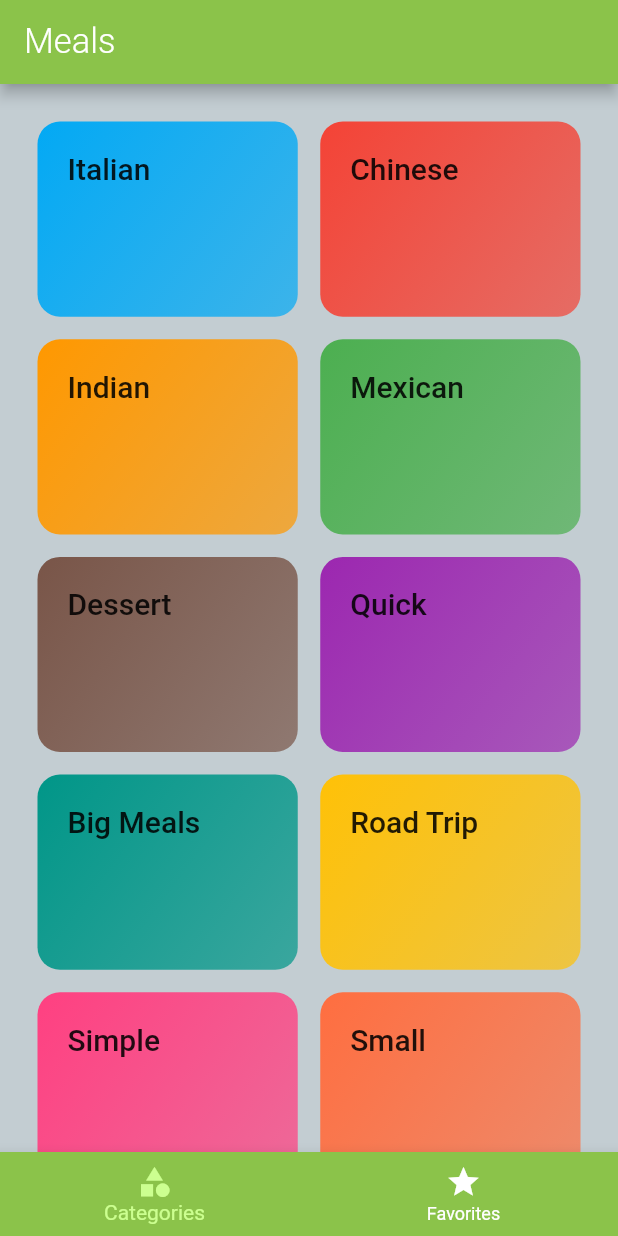
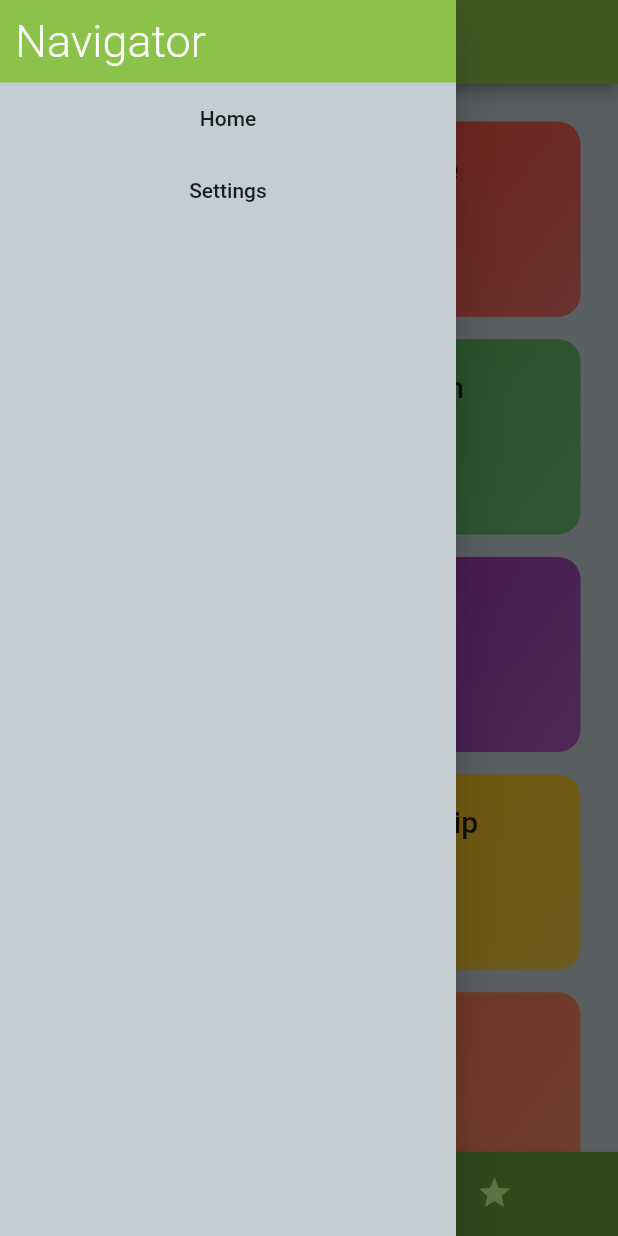
Before and after one commit to shimonster/Meals-App, a Flutter app: the screen it shows after launch, with the side drawer open (before the commit the screen has no drawer), on a phone screen of 412 x 824 dp. Run offline on Flutter 3.47's test engine with Material 2 defaults, Android fonts, the phone set to English and light mode, and no system bars; Roboto replaces fonts that are missing (Raleway, RobotoCondensed).

Commit message:
started drawer

```diff
--- a/lib/screens/tabs_screen.dart
+++ b/lib/screens/tabs_screen.dart
@@ -1,5 +1,6 @@
 import 'package:flutter/material.dart';
 
+import '../widgets/drawer_display.dart';
 import './favorites_screen.dart';
 import './categories_screen.dart';
 
@@ -9,34 +10,50 @@ class TabsScreen extends StatefulWidget {
 }
 
 class _TabsScreenState extends State<TabsScreen> {
-  final List<Widget> _pages = [
-    CategoriesScreen(),
-    FavoritesScreen(),
+  final List<Map<String, Object>> _pages = [
+    {
+      'screen': CategoriesScreen(),
+      'title': 'Categories',
+    },
+    {
+      'screen': FavoritesScreen(),
+      'title': 'Favorites',
+    }
   ];
   int _selectedTabIndex = 0;
 
-  void _selectTab (int index) {
+  void _selectTab(int index) {
     setState(() {
       _selectedTabIndex = index;
     });
   }
 
-
   @override
   Widget build(BuildContext context) {
     return Scaffold(
       appBar: AppBar(
-        title: Text('Meals'),
+        title: Text(_pages[_selectedTabIndex]['title']),
       ),
-      body: _pages[_selectedTabIndex],
+      drawer: DrawerDisplay(),
+      body: _pages[_selectedTabIndex]['screen'],
       bottomNavigationBar: BottomNavigationBar(
         onTap: _selectTab,
         backgroundColor: Theme.of(context).primaryColor,
-        selectedItemColor: Theme.of(context).accentColor,
-        unselectedItemColor: Colors.white,
+        unselectedItemColor: Theme.of(context).accentColor,
+        selectedItemColor: Colors.white,
+        currentIndex: _selectedTabIndex,
+        type: BottomNavigationBarType.shifting,
         items: [
-          BottomNavigationBarItem(icon: Icon(Icons.category), title: Text('Categories'),),
-          BottomNavigationBarItem(icon: Icon(Icons.star), title: Text('Favorites'),)
+          BottomNavigationBarItem(
+            icon: Icon(Icons.category),
+            title: Text('Categories'),
+            backgroundColor: Theme.of(context).primaryColorDark,
+          ),
+          BottomNavigationBarItem(
+            icon: Icon(Icons.star),
+            title: Text('Favorites'),
+            backgroundColor: Theme.of(context).primaryColorDark,
+          )
         ],
       ),
     );
--- /dev/null
+++ b/lib/widgets/drawer_display.dart
@@ -0,0 +1,45 @@
+import 'package:flutter/material.dart';
+
+class DrawerDisplay extends StatelessWidget {
+  @override
+  Widget build(BuildContext context) {
+    return Drawer(
+      child: Column(
+        children: <Widget>[
+          Container(
+            height: 55 + MediaQuery.of(context).padding.top,
+            width: double.infinity,
+            color: Theme.of(context).primaryColor,
+            child: Container(
+              margin: EdgeInsets.only(top: MediaQuery.of(context).padding.top + 10, left: 10),
+              child: Text(
+                'Navigator',
+                style: TextStyle(
+                  color: Colors.white,
+                  fontSize: 30,
+                  fontWeight: FontWeight.w300
+                ),
+              ),
+            ),
+          ),
+          Container(
+            margin: EdgeInsets.symmetric(horizontal: 20),
+            width: double.infinity,
+            child: FlatButton(
+              child: Text('Home'),
+              onPressed: () {},
+            ),
+          ),
+          Container(
+            margin: EdgeInsets.symmetric(horizontal: 20),
+            width: double.infinity,
+            child: FlatButton(
+              child: Text('Settings'),
+              onPressed: () {},
+            ),
+          )
+        ],
+      ),
+    );
+  }
+}
```
